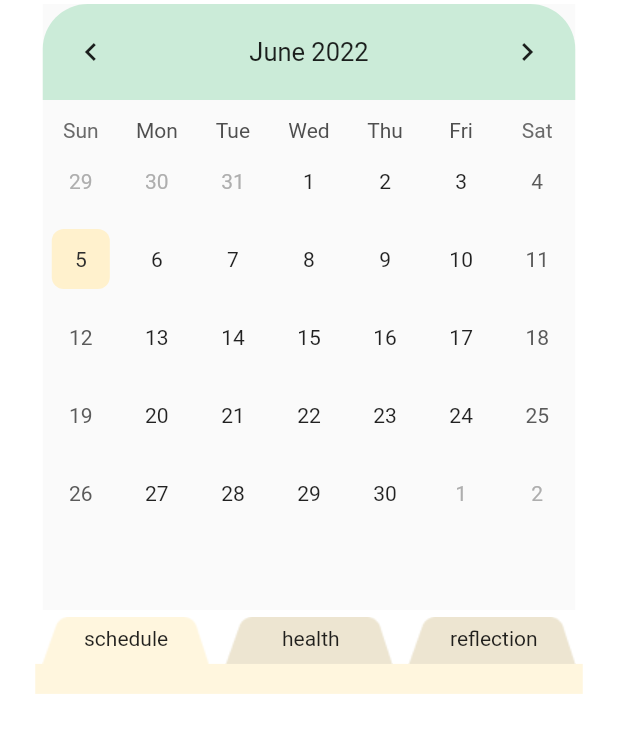
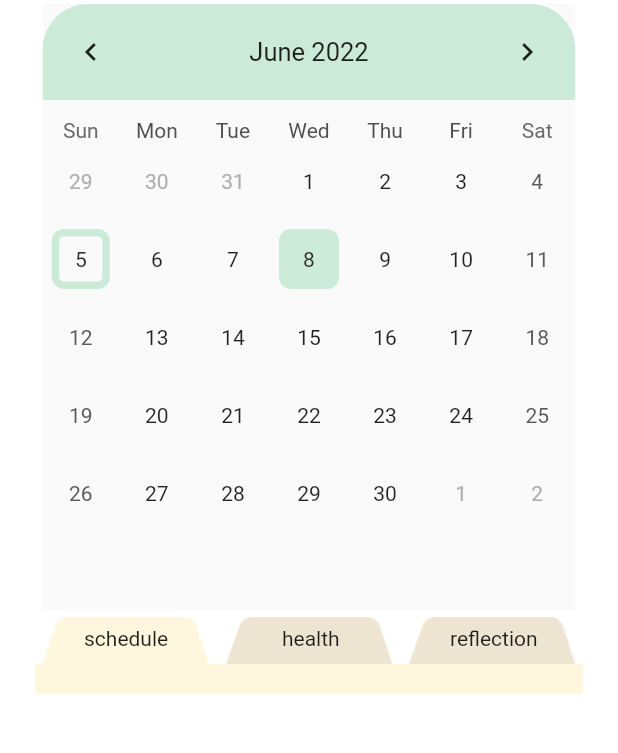
Before and after one commit to HCI-CEO/LifeIsAnEgg, a Flutter app: the screen it shows after launch, on a phone screen of 412 x 824 dp, the part 80-833 px from its top. Run offline on Flutter 3.47's test engine with Material 2 defaults, Android fonts, the phone set to English and light mode, and no system bars; drawn by our look-alikes of table_calendar.

Commit message:
add: finish calendar
finish calendar functions

```diff
--- a/lib/calendar.dart
+++ b/lib/calendar.dart
@@ -1,17 +1,46 @@
 import 'package:flutter/material.dart';
 import 'package:table_calendar/table_calendar.dart';
+import 'package:provider/provider.dart';
+import 'package:life_is_an_egg/global_data.dart' as data;
 
 class Calendar extends StatefulWidget {
   @override
   State<Calendar> createState() => _CalendarState();
 }
 
+
 class _CalendarState extends State<Calendar> {
+
+  Widget _buildEventsMarkerNum(DateTime day) {
+    return Transform.translate(
+      offset: const Offset(0,-6),
+      child: Container (
+        height: 40,
+        width: 40,
+        decoration: BoxDecoration(
+          shape: BoxShape.rectangle,
+          borderRadius: BorderRadius.circular(8.0),
+          color:
+          selectedDay.month == day.month && selectedDay.day == day.day ? const Color(0xffFFF1CD) : const Color(0xffCCEBD8)
+        ),
+        child: Center(
+          child: Text(
+            day.day.toString(),
+            style: const TextStyle().copyWith(
+              color: const Color(0xff2E2E2E),
+            ),
+          ),
+        ),
+      ),
+    );
+  }
   CalendarFormat format = CalendarFormat.month;
   DateTime selectedDay = DateTime.now();
   DateTime focusedDay = DateTime.now();
+
   @override
   Widget build(BuildContext context) {
+    var calendar = context.watch<data.CalendarData>().calendar;
     return Scaffold(
       body: TableCalendar(
         focusedDay: focusedDay,
@@ -31,33 +60,55 @@ class _CalendarState extends State<Calendar> {
             selectedDay = selectDay;
             focusedDay = focusDay;
           });
-          print(focusedDay);
+          // print(focusedDay);
         },
         selectedDayPredicate: (DateTime date) {
           return isSameDay(selectedDay, date);
         },
-
         // Style
         calendarStyle: CalendarStyle(
           // isTodayHighlighted: true,
-          selectedDecoration: BoxDecoration(
-            color: Color(0xffFFF1CD),
+          selectedDecoration: (selectedDay.month == DateTime.now().month && selectedDay.day == DateTime.now().day) ? BoxDecoration(
+            border: Border.all(
+                color: const Color(0xffCBEBD8),
+                width: 5.0
+            ),
+              borderRadius: BorderRadius.circular(8.0),
+          ) : BoxDecoration(
+            color: const Color(0xffFFF1CD), // 노란색
             shape: BoxShape.rectangle,
             borderRadius: BorderRadius.circular(8.0),
           ),
-          selectedTextStyle: TextStyle(color: Color(0xff2E2E2E)),
+          selectedTextStyle: const TextStyle(color: Color(0xff2E2E2E)),
           todayDecoration: BoxDecoration(
             border: Border.all(
-              color: Color(0xffCBEBD8),
+              color: const Color(0xffCBEBD8),
               width: 5.0
             ),
             // color: Color(0xffCBEBD8),
             shape: BoxShape.rectangle,
             borderRadius: BorderRadius.circular(8.0),
           ),
-          todayTextStyle: TextStyle(color: Color(0xff2E2E2E)),
+          todayTextStyle: const TextStyle(color: Color(0xff2E2E2E)),
+          defaultDecoration: BoxDecoration(
+            shape: BoxShape.rectangle,
+            borderRadius: BorderRadius.circular(8.0),
+          ),
+          weekendDecoration: BoxDecoration(
+            shape: BoxShape.rectangle,
+            borderRadius: BorderRadius.circular(8.0),
+          ),
         ),
-        headerStyle: HeaderStyle(
+        calendarBuilders: CalendarBuilders(
+          markerBuilder: (context, date, events) {
+            if (calendar.containsKey(date.month) && calendar[date.month]!.containsKey(date.day)) {
+              if (!(DateTime.now().month == date.month && DateTime.now().day == date.day)) {
+                return _buildEventsMarkerNum(date);
+              }
+            }
+          }
+        ),
+        headerStyle: const HeaderStyle(
           headerMargin: EdgeInsets.only(bottom: 12),
           formatButtonVisible: false,
           titleCentered: true,
@@ -71,6 +122,7 @@ class _CalendarState extends State<Calendar> {
             ),
           ),
         ),
+
       ),
     );
   }
--- /dev/null
+++ b/lib/global_data.dart
@@ -0,0 +1,92 @@
+import 'package:flutter/cupertino.dart';
+
+class ToDo {
+  bool isDone = false;
+  int priority = 0; // 0, 1, 2 (높을 수록 중요)
+  String title;
+  DateTime doneTime = DateTime(1970, 1, 1, 0, 0, 1);
+
+  ToDo(this.title, this.priority );
+}
+class ToDoHealth {
+  bool isDone = false;
+  String title;
+  DateTime doingTime;
+
+  ToDoHealth(this.title, this.doingTime);
+}
+
+
+// ---------나의 경우...-----------
+// import 'package:life_is_an_egg/global_data.dart' as data;
+// import 'package:provider/provider.dart';
+// 제일 상단에 이렇게 넣어서 사용
+class CalendarData with ChangeNotifier {
+
+  // 현재 화면에 나타낼 날짜 -> 이 값에 따라 아래 todolist 바뀜
+  DateTime _selectedDay = DateTime.now();
+
+  // 값 get할 때
+  // context.watch<data.CalendarData>().selectedDay;
+  DateTime get selectedDay => _selectedDay;
+
+  //  값을 변경하고 싶을 때
+  // context.read<data.CalendarData>().changeDay(변경하고 싶은 DateTime 객체);
+  void changeDay(DateTime day){
+    _selectedDay=day;
+    notifyListeners();
+  }
+
+  // 얘는 근데 바로 변경해도 됨
+  // 6월 5일 health task 항목에 접근하고 싶을 때
+  // context.watch<data.CalendarData>().calendar[selectedDay.month]?[selectedDay.day]?['health']?['tasks']
+  //
+  // 그냥 calendar 전체를 받아오고 싶을 때
+  // context.watch<data.CalendarData>().calendar
+  Map<int, Map<int,Map<String,Map<String,dynamic>>>> calendar = {
+    // 월
+    6: {
+      // 일
+      5: {
+        // 스케줄
+        'schedule': {
+          'fixed' : [ToDo('fixed', 0), ToDo('fixed1', 2)],
+          'unfixed' : [ToDo('test', 0), ToDo('test1', 2), ToDo('test2', 1)]
+        },
+        // 건강
+        'health' : {
+          'tasks' : [
+            ToDoHealth('Vitamin', DateTime(1970,1,1, 8, 7)),
+            ToDoHealth('dentist', DateTime(1970,1,1, 12, 7)),
+            ToDoHealth('go to sleep', DateTime(1970,1,1, 12, 23))
+          ]
+        },
+        // reflection
+        'reflection' : {
+          'image' : 'img/dkfj',
+          'answer' : ['answer1', 'answer2'],
+        }
+      },
+      8: {
+        // 스케줄
+        'schedule': {
+          'fixed' : [ToDo('fixed', 0), ToDo('fixed1' , 2)],
+          'unfixed' : [ToDo('test', 0), ToDo('test1', 2), ToDo('test2', 1)]
+        },
+        // 건강
+        'health' : {
+          'tasks' : [
+            ToDoHealth('Vitamin', DateTime(1970,1,1, 8, 7)),
+            ToDoHealth('dentist', DateTime(1970,1,1, 12, 7)),
+            ToDoHealth('go to sleep', DateTime(1970,1,1, 12, 23))
+          ]
+        },
+        // reflection
+        'reflection' : {
+          'image' : 'img/dkfj',
+          'answer' : ['answer3', 'answer4'],
+        }
+      },
+    }
+  };
+}
--- a/lib/main.dart
+++ b/lib/main.dart
@@ -1,9 +1,16 @@
 import 'package:flutter/material.dart';
 import 'package:life_is_an_egg/calendar.dart';
 import 'package:life_is_an_egg/day_file_box.dart';
+import 'package:life_is_an_egg/global_data.dart';
+import 'package:provider/provider.dart';
 
 void main() {
-  runApp(const MyApp());
+  runApp(
+      ChangeNotifierProvider(
+        create: (context)=>CalendarData(),
+        child: const MyApp(),
+      )
+  );
 }
 
 class MyApp extends StatelessWidget {
--- a/pubspec.yaml
+++ b/pubspec.yaml
@@ -34,6 +34,7 @@ dependencies:
   # The following adds the Cupertino Icons font to your application.
   # Use with the CupertinoIcons class for iOS style icons.
   cupertino_icons: ^1.0.2
+  provider: ^6.0.3
 
 dev_dependencies:
   flutter_test:
```
Also changed, not shown: pubspec.lock.
